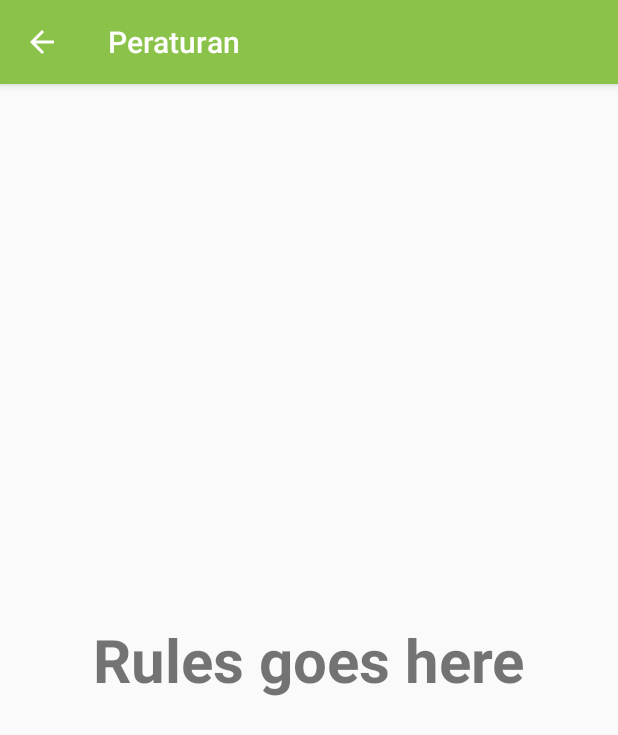
After one commit to bravyto/SmartBin, an Android app: the RulesActivity screen opened directly, with no data from a screen before it, on a phone screen of 412 x 824 dp. The commit adds this screen. Shown: the top 735 px of the screen. Run offline under Robolectric (Android 15) with nearby library versions, the phone set to English and light mode, and no system bars.

Commit message:
ReportActivity dan RulesActivity

```diff
--- a/app/src/main/AndroidManifest.xml
+++ b/app/src/main/AndroidManifest.xml
@@ -15,7 +15,6 @@
         android:label="@string/app_name"
         android:supportsRtl="true"
         android:theme="@style/MyMaterialTheme">
-
         <meta-data
             android:name="com.google.android.geo.API_KEY"
             android:value="AIzaSyDjkNXLI4j-k4ZhdSA3WkHxLUyXagm5aH8" />
@@ -28,8 +27,9 @@
                 <action android:name="android.intent.action.MAIN" />
             </intent-filter>
         </activity>
-        <activity android:name=".MainActivity">
-        </activity>
+        <activity android:name=".MainActivity"></activity>
+        <activity android:name=".ReportActivity"></activity>
+        <activity android:name=".RulesActivity"></activity>
     </application>
 
 </manifest>
--- /dev/null
+++ b/app/src/main/java/com/mmcrajawali/smartbin/RulesActivity.java
@@ -0,0 +1,51 @@
+package com.mmcrajawali.smartbin;
+
+/**
+ * Created by Bambang on 7/2/2016.
+ */
+
+import android.os.Bundle;
+import android.support.v7.app.AppCompatActivity;
+import android.support.v7.widget.Toolbar;
+import android.view.Menu;
+import android.view.MenuItem;
+/**
+ * Created by Bambang on 7/2/2016.
+ */
+public class RulesActivity extends AppCompatActivity {
+
+    private Toolbar toolbar;
+
+    protected void onCreate(Bundle savedInstanceState) {
+        super.onCreate(savedInstanceState);
+        setContentView(R.layout.activity_rules);
+
+        //Membuat Toolbar
+        toolbar = (Toolbar) findViewById(R.id.toolbar);
+        setSupportActionBar(toolbar);
+        getSupportActionBar().setDisplayShowHomeEnabled(true);
+        getSupportActionBar().setDisplayHomeAsUpEnabled(true);
+        getSupportActionBar().setTitle("Peraturan");
+        //getSupportActionBar().setSubtitle("");
+        getSupportActionBar().setElevation(4);
+    }
+
+    @Override
+    public boolean onCreateOptionsMenu(Menu menu) {
+        // Inflate the menu; this adds items to the action bar if it is present.
+        getMenuInflater().inflate(R.menu.menu_basic, menu);
+        return true;
+    }
+
+    @Override
+    public boolean onOptionsItemSelected(MenuItem item) {
+        switch (item.getItemId()) {
+            case android.R.id.home:
+                onBackPressed();
+                return true;
+            default:
+                return super.onOptionsItemSelected(item);
+        }
+    }
+
+}
--- /dev/null
+++ b/app/src/main/res/layout/activity_rules.xml
@@ -0,0 +1,35 @@
+<?xml version="1.0" encoding="utf-8"?>
+<LinearLayout xmlns:android="http://schemas.android.com/apk/res/android"
+    xmlns:app="http://schemas.android.com/apk/res-auto"
+    android:orientation="vertical"
+    android:layout_width="match_parent"
+    android:layout_height="match_parent">
+
+    <android.support.design.widget.AppBarLayout
+        android:layout_width="match_parent"
+        android:layout_height="wrap_content"
+        android:theme="@style/ThemeOverlay.AppCompat.Dark.ActionBar">
+
+        <android.support.v7.widget.Toolbar
+            android:id="@+id/toolbar"
+            android:layout_width="match_parent"
+            android:layout_height="?attr/actionBarSize"
+            android:background="?attr/colorPrimary"
+            app:layout_scrollFlags="scroll|enterAlways"
+            app:popupTheme="@style/ThemeOverlay.AppCompat.Light" />
+    </android.support.design.widget.AppBarLayout>
+
+    <RelativeLayout
+        android:layout_width="match_parent"
+        android:layout_height="match_parent">
+        <TextView
+            android:layout_width="wrap_content"
+            android:layout_height="wrap_content"
+            android:text="Rules goes here"
+            android:textSize="40sp"
+            android:textStyle="bold"
+            android:layout_centerInParent="true"/>
+    </RelativeLayout>
+
+
+</LinearLayout>
--- /dev/null
+++ b/app/src/main/res/menu/menu_basic.xml
@@ -0,0 +1,4 @@
+<?xml version="1.0" encoding="utf-8"?>
+<menu>
+
+</menu>
```
Also changed, not shown: app/src/main/java/com/mmcrajawali/smartbin/LaporanFragment.java (deleted, +0 -30 lines), app/src/main/java/com/mmcrajawali/smartbin/MainActivity.java (+20 -0 lines), app/src/main/java/com/mmcrajawali/smartbin/PeraturanFragment.java (deleted, +0 -30 lines), app/src/main/java/com/mmcrajawali/smartbin/ReportActivity.java (added, +48 -0 lines), app/src/main/res/layout/activity_report.xml (renamed from app/src/main/res/layout/fragment_two.xml, +19 -5 lines), app/src/main/res/layout/fragment_one.xml (deleted, +0 -44 lines), app/src/main/res/layout/fragment_three.xml (deleted, +0 -16 lines), app/src/main/res/menu/menu_main.xml (+13 -15 lines).
